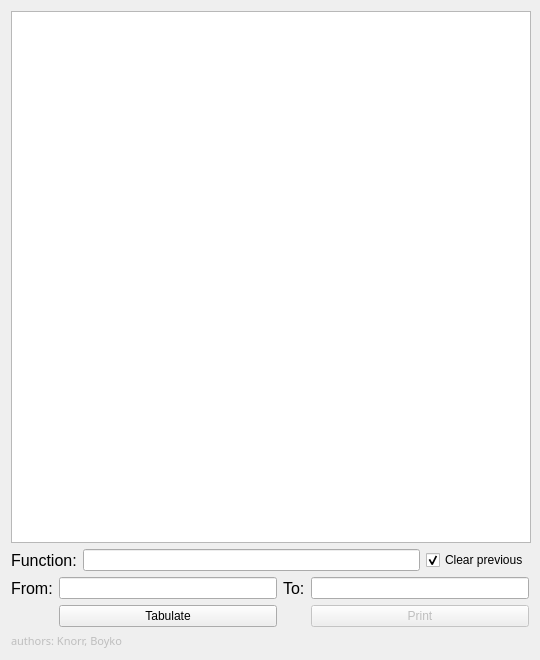
First picture: the form in src/widget.ui, repository knorrus/parser, before the edit.
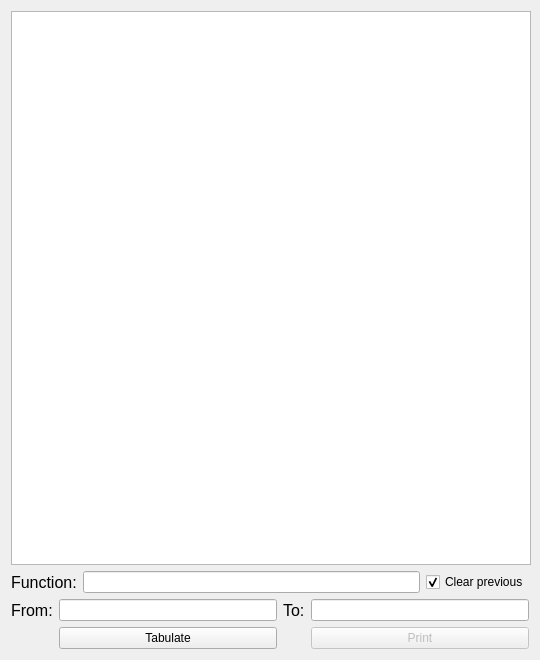
Second picture: the form after the edit.

Patch:
```diff
--- a/src/widget.ui
+++ b/src/widget.ui
@@ -168,28 +168,6 @@
        </item>
       </layout>
      </item>
-     <item>
-      <widget class="QLabel" name="authors">
-       <property name="enabled">
-        <bool>false</bool>
-       </property>
-       <property name="font">
-        <font>
-         <family>Sans Serif</family>
-         <pointsize>8</pointsize>
-        </font>
-       </property>
-       <property name="toolTip">
-        <string>authors</string>
-       </property>
-       <property name="whatsThis">
-        <string>info</string>
-       </property>
-       <property name="text">
-        <string>authors: Knorr, Boyko</string>
-       </property>
-      </widget>
-     </item>
     </layout>
    </item>
   </layout>
```
